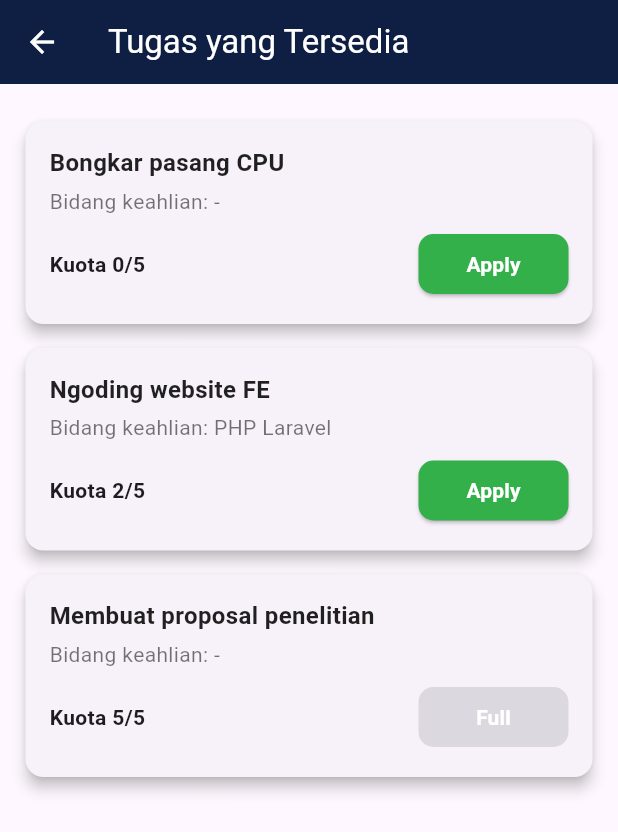
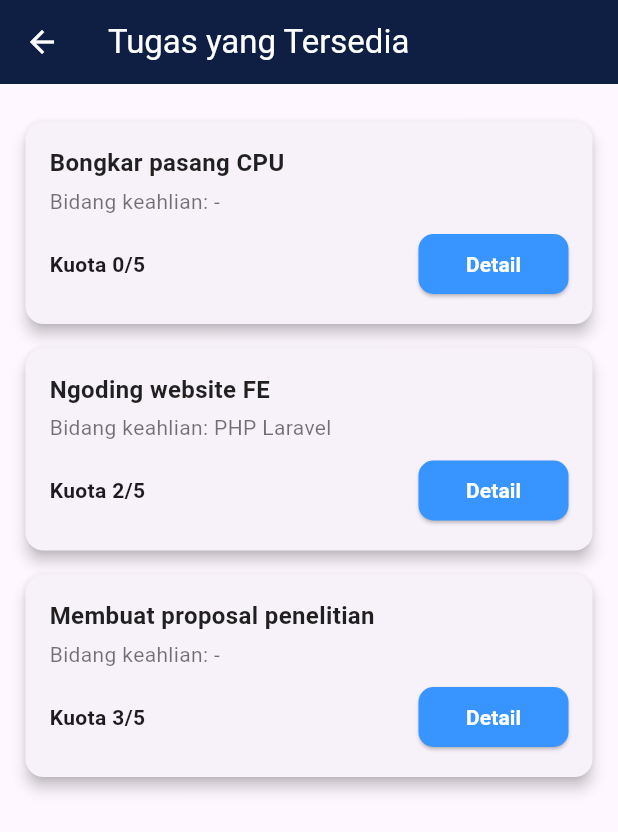
Before and after one commit to M-Dicky-Hanun-P/PBL-Kompen-InfinityTech, a Flutter app: the LihatKompenPage screen opened directly, on a phone screen of 412 x 824 dp. Shown: the top 832 px of the screen. Run offline on Flutter 3.47's test engine with Material 3 defaults, Android fonts, the phone set to English and light mode, and no system bars; our stand-ins replace file_picker, font_awesome_flutter, percent_indicator.

Commit message:
Cection Justification Progress View Component Tasks & Details.

```diff
--- a/Projek Kompen/sikomti_app/lib/fitur_sidebar/lihat_dan_pilih_kompen/lihat_kompen_page.dart
+++ b/Projek Kompen/sikomti_app/lib/fitur_sidebar/lihat_dan_pilih_kompen/lihat_kompen_page.dart
@@ -43,7 +43,7 @@ class _LihatKompenPageState extends State<LihatKompenPage> {
       'pemberi_tugas': 'Kadek Suarjuna',
       'bidang_keahlian': '-',
       'jam_kompen': '4 jam',
-      'kuota': '5/5',
+      'kuota': '3/5',
       'maxQuota': 5,
       'isRequested': false,
     },
@@ -77,7 +77,10 @@ class _LihatKompenPageState extends State<LihatKompenPage> {
             Navigator.pushReplacement(
               context,
               MaterialPageRoute(
-                builder: (context) => const HomePage(username: '2241760023', id_mahasiswa: '7',),
+                builder: (context) => const HomePage(
+                  username: '2241760023',
+                  id_mahasiswa: '7',
+                ),
               ),
             );
           },
@@ -89,7 +92,6 @@ class _LihatKompenPageState extends State<LihatKompenPage> {
           itemCount: _tasks.length,
           itemBuilder: (context, index) {
             final task = _tasks[index];
-            final quotaFull = isFull(task['kuota']);
             return Card(
               elevation: 4,
               shape: RoundedRectangleBorder(
@@ -130,11 +132,7 @@ class _LihatKompenPageState extends State<LihatKompenPage> {
                         ),
                         ElevatedButton(
                           style: ElevatedButton.styleFrom(
-                            backgroundColor: quotaFull
-                                ? const Color(
-                                    0xFFDFD700)
-                                : const Color(
-                                    0xFF33B04A), // Warna untuk tombol "Apply"
+                            backgroundColor: const Color.fromARGB(255, 56, 149, 255), // Warna tombol "Detail"
                             padding: const EdgeInsets.symmetric(
                               horizontal: 15.0,
                               vertical: 10.0,
@@ -144,37 +142,29 @@ class _LihatKompenPageState extends State<LihatKompenPage> {
                               borderRadius: BorderRadius.circular(10.0),
                             ),
                           ),
-                          onPressed: (quotaFull || task['isRequested'])
-                              ? null
-                              : () async {
-                                  final isRequested = await Navigator.push(
+                          onPressed: () async {
+                            await Navigator.push(
                               context,
                               MaterialPageRoute(
                                 builder: (context) =>
                                     DetailTugasYangTersediaPage(
                                   task: task,
                                   onStatusChanged: (status) {
-                                          // Memperbarui status di halaman LihatKompenPage
+                                    // Jika ada logika untuk memperbarui status, bisa ditambahkan di sini
                                     updateTaskStatus(index, status);
                                   },
                                 ),
                               ),
                             );
-
-                                  if (isRequested == true) {
-                                    updateTaskStatus(index, true);
-                                  }
                           },
-                          child: Text(
-                            quotaFull
-                                ? 'Full'
-                                : (task['isRequested'] ? 'Requested' : 'Apply'),
-                            style: const TextStyle(
+                          child: const Text(
+                            'Detail',
+                            style: TextStyle(
                               color: Colors.white,
                               fontWeight: FontWeight.bold,
                             ),
                           ),
-                        )
+                        ),
                       ],
                     ),
                   ],
```
Also changed, not shown: Projek Kompen/sikomti_app/lib/fitur_sidebar/lihat_dan_pilih_kompen/detail_tugas_yang_tersedia.dart (+7 -9 lines). Lines whose indentation alone changed are shown as unchanged.
